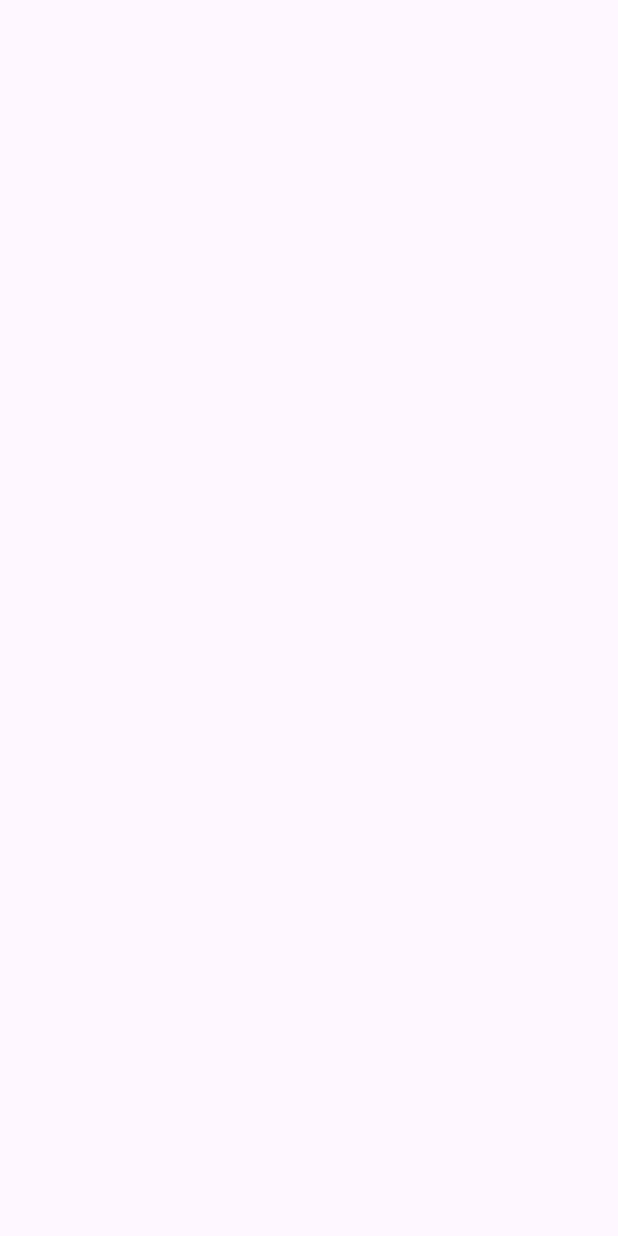
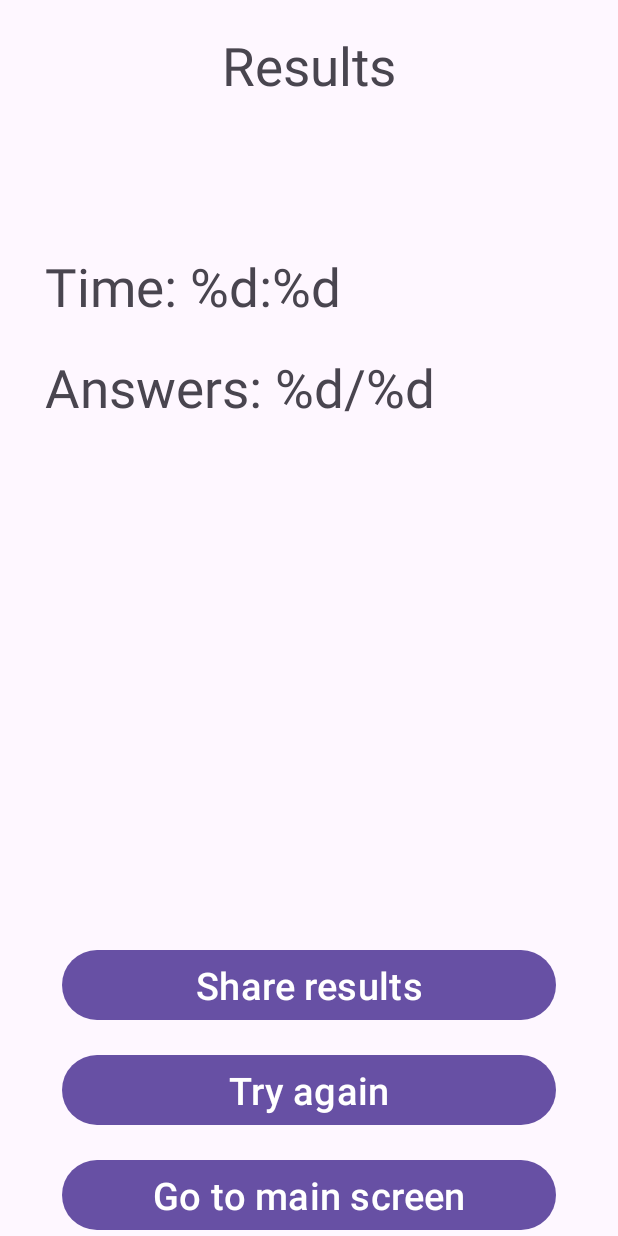
Before and after one commit to ermolenkoA/QuizApp, an Android app: the ResultsFragment screen opened through its navigation route, on a phone screen of 412 x 824 dp. Before the commit the screen is empty. Run offline under Robolectric (Android 15) with nearby library versions, the phone set to English and light mode, and no system bars.

Commit message:
Added layout to results fragment

```diff
--- a/app/src/main/res/layout/fragment_game.xml
+++ b/app/src/main/res/layout/fragment_game.xml
@@ -24,7 +24,7 @@
        android:layout_height="wrap_content"
        android:layout_marginTop="10dp"
        android:layout_marginEnd="10dp"
-       android:text="@string/time"
+       android:text="@string/questions_time"
        android:textSize="@dimen/questionInfoTextSize"
        app:layout_constraintEnd_toEndOf="parent"
        app:layout_constraintTop_toTopOf="parent"
--- a/app/src/main/res/layout/fragment_results.xml
+++ b/app/src/main/res/layout/fragment_results.xml
@@ -1,8 +1,84 @@
 <?xml version="1.0" encoding="utf-8"?>
-<FrameLayout xmlns:android="http://schemas.android.com/apk/res/android"
+<androidx.constraintlayout.widget.ConstraintLayout xmlns:android="http://schemas.android.com/apk/res/android"
     xmlns:tools="http://schemas.android.com/tools"
     android:layout_width="match_parent"
     android:layout_height="match_parent"
+    xmlns:app="http://schemas.android.com/apk/res-auto"
     tools:context=".ui.ResultsFragment">
 
-</FrameLayout>
+    <TextView
+        android:id="@+id/title_text_view"
+        android:layout_width="wrap_content"
+        android:layout_height="wrap_content"
+        android:layout_marginTop="20dp"
+        android:text="@string/results"
+        android:textSize="@dimen/h2TextSize"
+        app:layout_constraintEnd_toEndOf="parent"
+        app:layout_constraintStart_toStartOf="parent"
+        app:layout_constraintTop_toTopOf="parent"/>
+
+    <TextView
+        android:id="@+id/time_text_view"
+        android:layout_width="0dp"
+        android:layout_height="wrap_content"
+        android:layout_marginTop="100dp"
+        android:layout_marginHorizontal="30dp"
+        android:text="@string/results_time"
+        android:textSize="@dimen/h2TextSize"
+        app:layout_constraintEnd_toEndOf="parent"
+        app:layout_constraintStart_toStartOf="parent"
+        app:layout_constraintBottom_toTopOf="@id/answers_text_view"
+        app:layout_constraintTop_toBottomOf="@id/title_text_view"/>
+
+    <TextView
+        android:id="@+id/answers_text_view"
+        android:layout_width="0dp"
+        android:layout_height="wrap_content"
+        android:layout_marginTop="20dp"
+        android:layout_marginHorizontal="30dp"
+        android:text="@string/correct_answers"
+        android:textSize="@dimen/h2TextSize"
+        app:layout_constraintEnd_toEndOf="parent"
+        app:layout_constraintStart_toStartOf="parent"
+        app:layout_constraintTop_toBottomOf="@id/time_text_view" />
+
+    <Button
+        android:id="@+id/share_results_button"
+        android:layout_width="0dp"
+        android:layout_height="wrap_content"
+        android:layout_marginBottom="15dp"
+        android:lines="1"
+        android:text="@string/share_results"
+        android:textSize="@dimen/resultButtonTextSize"
+        app:layout_constraintBottom_toTopOf="@id/try_again_button"
+        app:layout_constraintEnd_toEndOf="parent"
+        app:layout_constraintStart_toStartOf="parent"
+        app:layout_constraintWidth_percent="0.8" />
+
+    <Button
+        android:id="@+id/try_again_button"
+        android:layout_width="0dp"
+        android:layout_height="wrap_content"
+        android:layout_marginBottom="15dp"
+        android:lines="1"
+        android:text="@string/try_again"
+        android:textSize="@dimen/resultButtonTextSize"
+        app:layout_constraintBottom_toTopOf="@id/to_main_screen_button"
+        app:layout_constraintEnd_toEndOf="parent"
+        app:layout_constraintStart_toStartOf="parent"
+        app:layout_constraintWidth_percent="0.8" />
+
+    <Button
+        android:id="@+id/to_main_screen_button"
+        android:layout_width="0dp"
+        android:layout_height="wrap_content"
+        android:lines="1"
+        android:text="@string/to_main_screen"
+        android:textSize="@dimen/resultButtonTextSize"
+        app:layout_constraintBottom_toBottomOf="parent"
+        app:layout_constraintEnd_toEndOf="parent"
+        app:layout_constraintStart_toStartOf="parent"
+        app:layout_constraintWidth_percent="0.8" />
+
+
+</androidx.constraintlayout.widget.ConstraintLayout>
--- a/app/src/main/res/values/dimens.xml
+++ b/app/src/main/res/values/dimens.xml
@@ -5,6 +5,7 @@
     <dimen name="questionInfoTextSize">30sp</dimen>
     <dimen name="questionTitleTextSize">23sp</dimen>
     <dimen name="answerTextSize">20sp</dimen>
+    <dimen name="resultButtonTextSize">25sp</dimen>
     <dimen name="confirmButtonTextSize">25sp</dimen>
     <dimen name="topicTextSize">30sp</dimen>
 </resources>
--- a/app/src/main/res/values/strings.xml
+++ b/app/src/main/res/values/strings.xml
@@ -1,7 +1,7 @@
 <resources>
     <string name="app_name" translatable="false">QuizApp</string>
     <string name="questions_count" translatable="false">%d/%d</string>
-    <string name="time" translatable="false">%d:%d</string>
+    <string name="questions_time" translatable="false">%d:%d</string>
     <string name="new_game">New game</string>
     <string name="continue_text">Continue</string>
     <string name="start">Start</string>
@@ -11,4 +11,10 @@
     <string name="answerB">B: %s</string>
     <string name="answerC">C: %s</string>
     <string name="answerD">D: %s</string>
+    <string name="results">Results</string>
+    <string name="results_time">Time: %d:%d</string>
+    <string name="correct_answers">Answers: %d/%d</string>
+    <string name="to_main_screen">Go to main screen</string>
+    <string name="try_again">Try again</string>
+    <string name="share_results">Share results</string>
 </resources>
```
Also changed, not shown: 1 other file.
